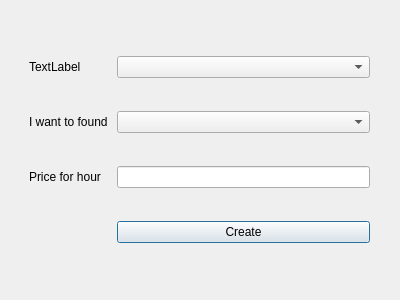
This is newOrder.ui in mikhail-7975/SearchTeacher as Qt 5 draws it before an edit. The edited form follows.
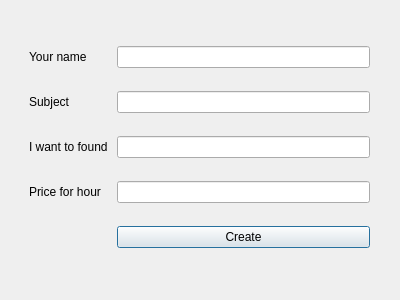
This is the edited form.

```diff
--- a/newOrder.ui
+++ b/newOrder.ui
@@ -23,42 +23,52 @@
     </rect>
    </property>
    <layout class="QGridLayout" name="gridLayout">
+    <item row="1" column="0">
+     <widget class="QLabel" name="Subjectlabel">
+      <property name="text">
+       <string>Subject</string>
+      </property>
+     </widget>
+    </item>
+    <item row="3" column="1">
+     <widget class="QLineEdit" name="pricelineEdit"/>
+    </item>
+    <item row="4" column="1">
+     <widget class="QPushButton" name="CreateOrderPushButton">
+      <property name="text">
+       <string>Create</string>
+      </property>
+     </widget>
+    </item>
     <item row="2" column="0">
+     <widget class="QLabel" name="Rolelabel">
+      <property name="text">
+       <string>I want to found </string>
+      </property>
+     </widget>
+    </item>
+    <item row="1" column="1">
+     <widget class="QLineEdit" name="SubjectLineEdit"/>
+    </item>
+    <item row="2" column="1">
+     <widget class="QLineEdit" name="wantFindLneEdit"/>
+    </item>
+    <item row="3" column="0">
      <widget class="QLabel" name="Pricelabel">
       <property name="text">
        <string>Price for hour</string>
       </property>
      </widget>
     </item>
-    <item row="1" column="1">
-     <widget class="QComboBox" name="SetRolecomboBox"/>
-    </item>
     <item row="0" column="0">
-     <widget class="QLabel" name="Subjectlabel">
+     <widget class="QLabel" name="yourNameLabel">
       <property name="text">
-       <string>TextLabel</string>
+       <string>Your name</string>
       </property>
      </widget>
     </item>
     <item row="0" column="1">
-     <widget class="QComboBox" name="SetSubjectcomboBox"/>
-    </item>
-    <item row="1" column="0">
-     <widget class="QLabel" name="Rolelabel">
-      <property name="text">
-       <string>I want to found </string>
-      </property>
-     </widget>
-    </item>
-    <item row="2" column="1">
-     <widget class="QLineEdit" name="SetPricelineEdit"/>
-    </item>
-    <item row="3" column="1">
-     <widget class="QPushButton" name="CreateOrderPushButton">
-      <property name="text">
-       <string>Create</string>
-      </property>
-     </widget>
+     <widget class="QLineEdit" name="NameLineEdit"/>
     </item>
    </layout>
   </widget>
```
